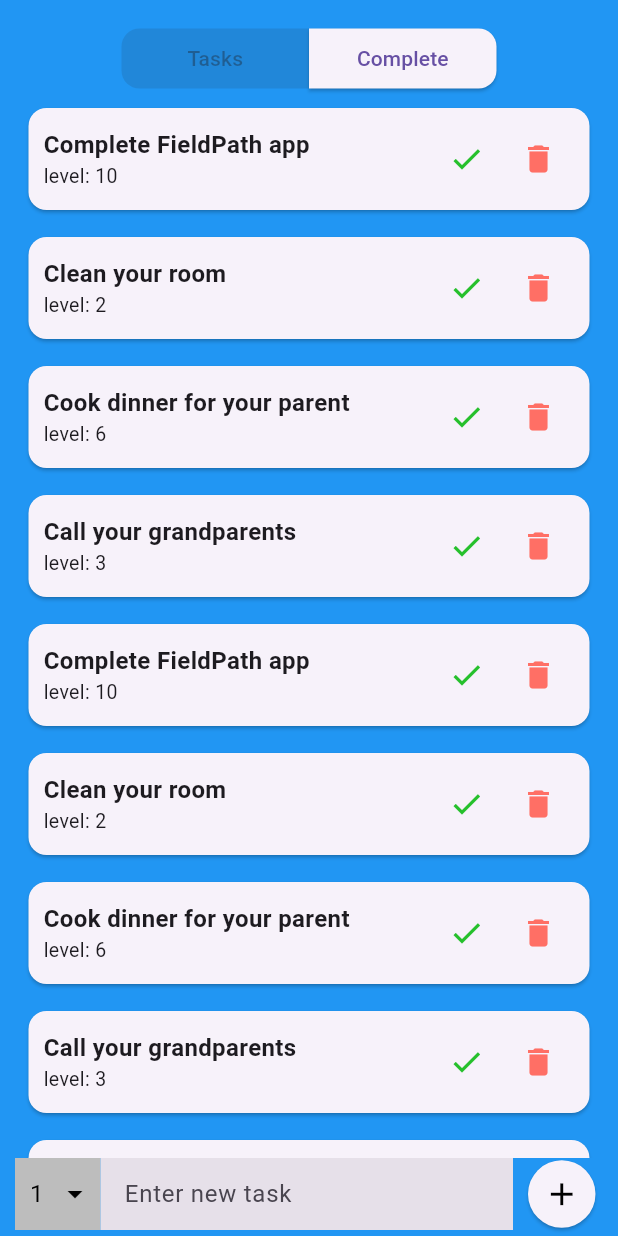
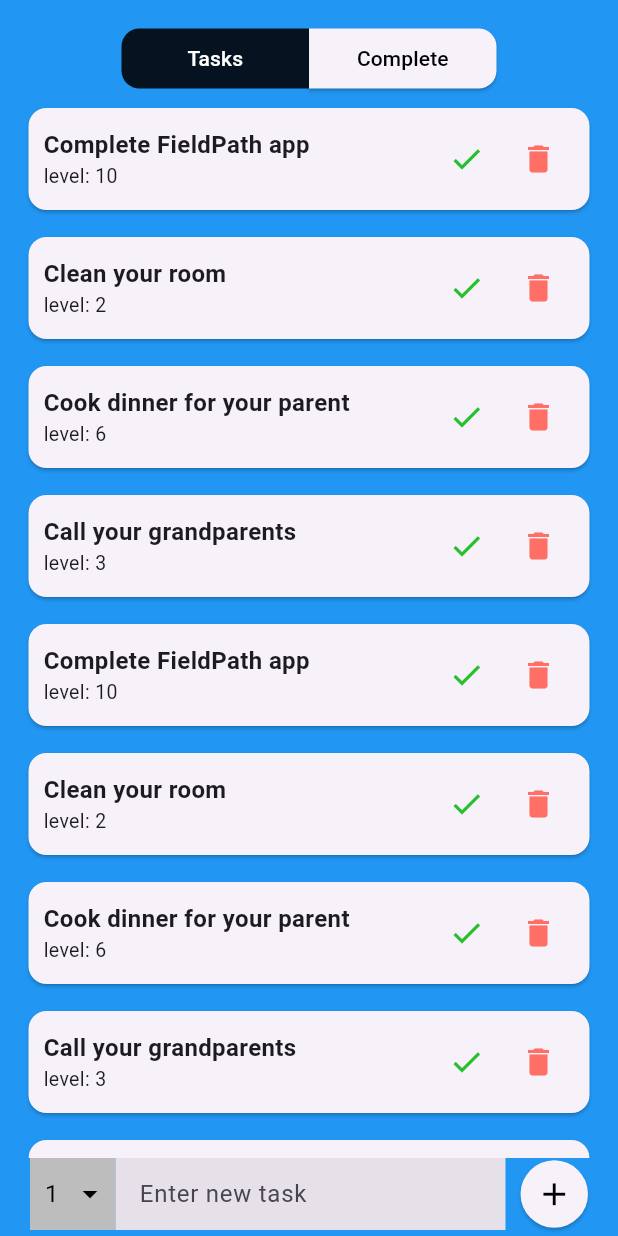
Before and after one commit to drapek9/ToDoAppFlutter, a Flutter app: the screen it shows after launch, on a phone screen of 412 x 824 dp. Run offline on Flutter 3.47's test engine with Material 3 defaults, Android fonts, the phone set to English and light mode, and no system bars; our stand-ins replace flutter_spinkit.

Commit message:
možnost zmenšování a zvětšování podle aktuální sekce + změna barvy pro button podle disabled + stejný padding pro content a se spodní lištou

```diff
--- a/lib/home_page/homepage_screen.dart
+++ b/lib/home_page/homepage_screen.dart
@@ -78,6 +78,7 @@
                 mainAxisAlignment: MainAxisAlignment.center,
                 children: [
                   SizedBox(
+                    // width: showTasks ? 150: 100,
                     width: 125,
                     child: ElevatedButton(
                       onPressed: !showTasks ? (){
@@ -93,14 +94,21 @@
                             bottomLeft: Radius.circular(12),
                             bottomRight: Radius.zero,
                           )
-                        )
+                        ),
+                        disabledBackgroundColor: const Color.fromARGB(222, 0, 0, 0),
+                        disabledForegroundColor: Colors.white,
+                        foregroundColor: Colors.black
                       ),
                       child: Text(
-                        "Tasks"
+                        "Tasks",
+                        // style: TextStyle(
+                        //   fontSize: showTasks ? 16: 12
+                        // ),
                       )
                       ),
                   ),
                   SizedBox(
+                    // width: !showTasks ? 150: 100,
                     width: 125,
                     child: ElevatedButton(
                       onPressed: showTasks ? (){
@@ -117,10 +125,16 @@
                             bottomLeft: Radius.zero,
                             bottomRight: Radius.circular(12),
                           )
-                        )
+                        ),
+                        disabledBackgroundColor: const Color.fromARGB(222, 0, 0, 0),
+                        disabledForegroundColor: Colors.white,
+                        foregroundColor: Colors.black
                       ),
                       child: Text(
-                        "Complete"
+                        "Complete",
+                        // style: TextStyle(
+                        //   fontSize: !showTasks ? 16: 10
+                        // ),
                       )),
                   ),
                 ],
@@ -141,7 +155,7 @@
                 ),
               ),
               Padding(
-                padding: const EdgeInsets.fromLTRB(10, 0, 10, 4),
+                padding: const EdgeInsets.fromLTRB(20, 0, 20, 4),
                 child: Row(
                   children: [
                     Container(
@@ -186,7 +200,7 @@
                       ),
                     ),
                     Padding(
-                      padding: const EdgeInsets.fromLTRB(10, 0, 5, 0),
+                      padding: const EdgeInsets.fromLTRB(10, 0, 0, 0),
                       child: SizedBox(
                         width: 45,
                         height: 45,
```
Also changed, not shown: 1 other file.
